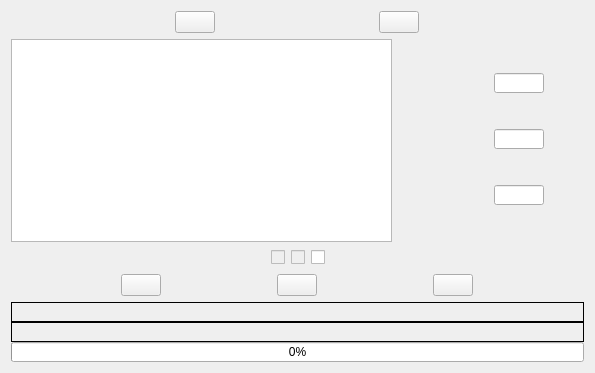
Before: the Qt Designer form dialogs/multiplevideoet.ui in RaphCucul/Image-registration-GUI, drawn with Qt 5.
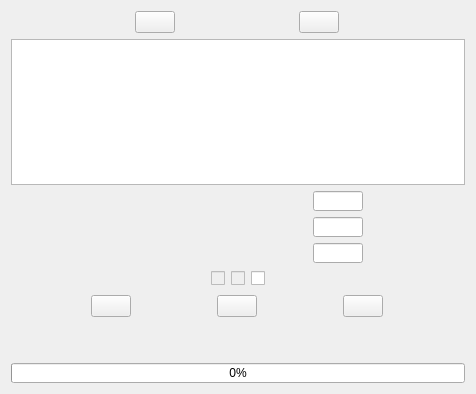
After: the same form once the commit is applied.

What changed in the file:
```diff
--- a/dialogs/multiplevideoet.ui
+++ b/dialogs/multiplevideoet.ui
@@ -9,8 +9,8 @@
    <rect>
     <x>0</x>
     <y>0</y>
-    <width>595</width>
-    <height>373</height>
+    <width>476</width>
+    <height>394</height>
    </rect>
   </property>
   <property name="sizePolicy">
@@ -73,11 +73,6 @@
     </layout>
    </item>
    <item>
-    <layout class="QHBoxLayout" name="horizontalLayout_2" stretch="2,1">
-     <property name="spacing">
-      <number>2</number>
-     </property>
-     <item>
       <widget class="QTableWidget" name="selectedVideos">
        <property name="acceptDrops">
         <bool>true</bool>
@@ -88,6 +83,12 @@
        <property name="sizeAdjustPolicy">
         <enum>QAbstractScrollArea::AdjustToContentsOnFirstShow</enum>
        </property>
+     <property name="editTriggers">
+      <set>QAbstractItemView::NoEditTriggers</set>
+     </property>
+     <property name="alternatingRowColors">
+      <bool>true</bool>
+     </property>
        <attribute name="horizontalHeaderCascadingSectionResizes">
         <bool>true</bool>
        </attribute>
@@ -316,8 +317,6 @@
        </item>
       </layout>
      </item>
-    </layout>
-   </item>
    <item>
     <layout class="QHBoxLayout" name="horizontalLayout_5">
      <item>
@@ -453,7 +452,7 @@
         </size>
        </property>
        <property name="frameShape">
-        <enum>QFrame::Box</enum>
+        <enum>QFrame::NoFrame</enum>
        </property>
        <property name="frameShadow">
         <enum>QFrame::Plain</enum>
@@ -478,7 +477,7 @@
         </size>
        </property>
        <property name="frameShape">
-        <enum>QFrame::Box</enum>
+        <enum>QFrame::NoFrame</enum>
        </property>
        <property name="frameShadow">
         <enum>QFrame::Plain</enum>
```
Lines whose indentation alone changed are shown as unchanged.
